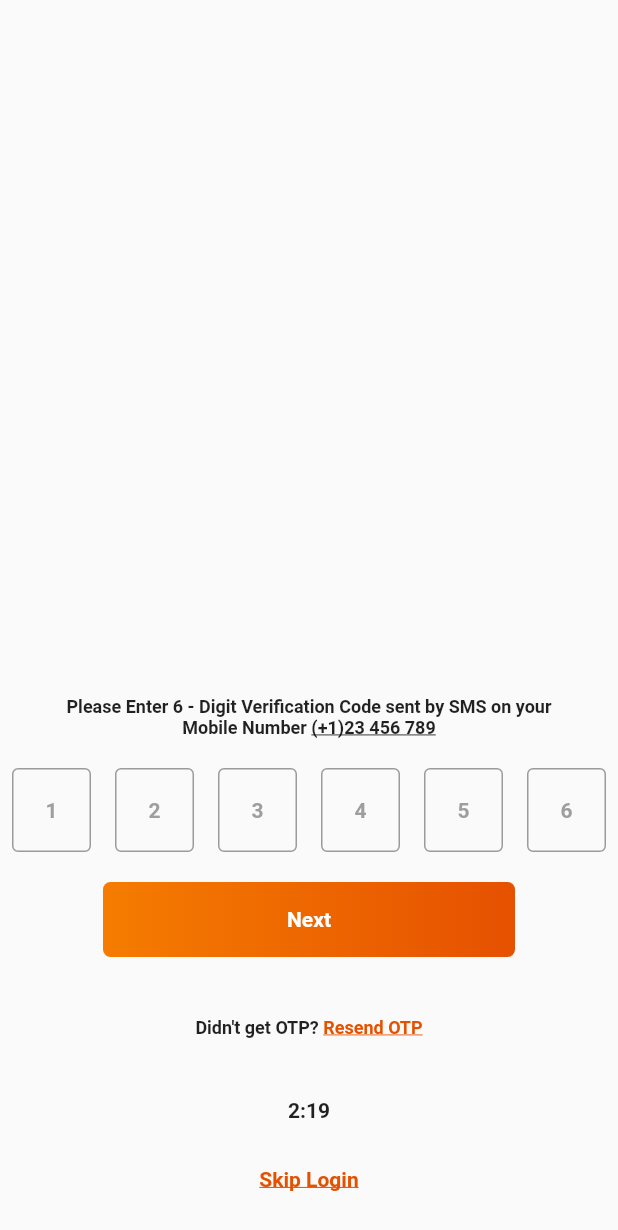
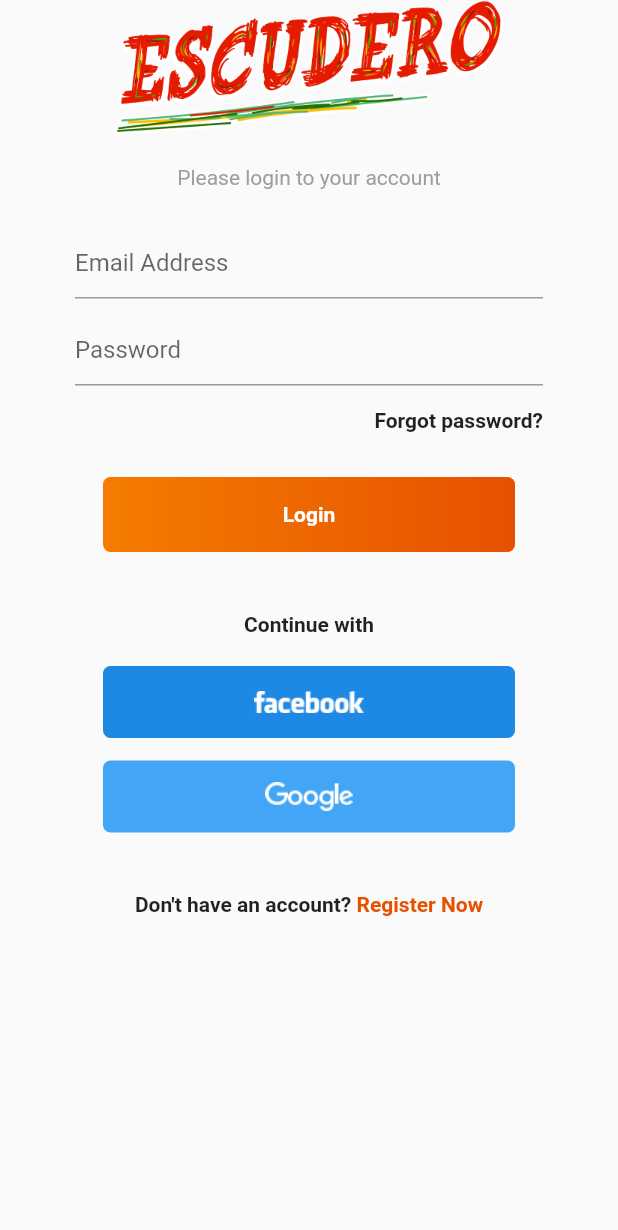
Before and after one commit to akbaig/escudero, a Flutter app: the screen it shows after launch, on a phone screen of 412 x 824 dp. Shown: the top 1230 px of the screen. Run offline on Flutter 3.47's test engine with Material 2 defaults, Android fonts, the phone set to English and light mode, and no system bars.

Commit message:
added login screen

```diff
--- a/lib/main.dart
+++ b/lib/main.dart
@@ -3,6 +3,7 @@ import 'screens/intro1.dart';
 import 'screens/intro2.dart';
 import 'screens/register.dart';
 import 'screens/otp_code.dart';
+import 'screens/login.dart';
 
 void main() {
   runApp(MyApp());
@@ -14,7 +15,7 @@ class MyApp extends StatelessWidget {
   Widget build(BuildContext context) {
     return MaterialApp(
       title: 'Flutter Demo',
-      home: OTP(),
+      home: Login(),
       debugShowCheckedModeBanner: false,
     );
   }
--- /dev/null
+++ b/lib/screens/login.dart
@@ -0,0 +1,176 @@
+import 'package:flutter/gestures.dart';
+import 'package:flutter/material.dart';
+
+
+class Login extends StatefulWidget {
+
+  @override
+  _LoginState createState() => _LoginState();
+}
+
+class _LoginState extends State<Login> {
+  @override
+  Widget build(BuildContext context) {
+    return Scaffold(
+      body: SingleChildScrollView(
+        child: Column(
+          mainAxisAlignment: MainAxisAlignment.center,
+          children: [
+            Image.asset(
+              "assets/logo.png",
+              scale: 2,
+            ),
+            Padding(
+              padding: EdgeInsets.symmetric(vertical: 20.0),
+              child: Text(
+                'Please login to your account',
+                style: TextStyle(
+                  color: Colors.grey,
+
+                ),
+              ),
+            ),
+            Form(
+              child: Padding(
+                padding: const EdgeInsets.symmetric(horizontal: 50.0),
+                child: Column(
+                  children: [
+                    Padding(
+                      padding: EdgeInsets.symmetric(vertical: 5.0),
+                      child: TextFormField(
+                        decoration: InputDecoration(
+                          hintText: "Email Address"
+                        ),
+                      ),
+                    ),
+                    Padding(
+                      padding: EdgeInsets.symmetric(vertical: 5.0),
+                      child: TextFormField(
+                        obscureText: true,
+                        decoration: InputDecoration(
+                          hintText: "Password"
+                        ),
+                      ),
+                    ),
+                    Padding(
+                      padding: const EdgeInsets.symmetric(vertical: 10.0),
+                      child: Align(
+                        alignment: Alignment.centerRight,
+                        child: GestureDetector(
+                          onTap: () { },
+                          child: Text("Forgot password?",
+                            style: TextStyle(
+                              fontWeight: FontWeight.bold,
+                            ),
+                          ),
+                        )
+                      ),
+                    ),
+                    Padding(
+                      padding: EdgeInsets.symmetric(vertical: 20.0),
+                      child: GestureDetector(
+                        onTap: () {},
+                        child: Container(
+                          alignment: Alignment.center,
+                          width: MediaQuery.of(context).size.width/1.5,
+                          height: 50,
+                          decoration: BoxDecoration(
+                            borderRadius: BorderRadius.circular(5),
+                            gradient: LinearGradient(
+                              begin: Alignment.centerLeft,
+                              end: Alignment.centerRight,
+                              colors: [
+                                Colors.orange.shade700,
+                                Colors.orange.shade900,
+                              ],
+                            ),
+                          ),
+                          child: Padding(
+                            padding: const EdgeInsets.all(8.0),
+                            child: Text("Login",
+                              textAlign: TextAlign.center,
+                              style: TextStyle(
+                                color: Colors.white,
+                                fontWeight: FontWeight.bold,
+                              ),
+                            ),
+                          ),
+                        ),
+                      ),
+                    ),
+                  ],
+                ),
+              ),
+            ),
+            Padding(
+              padding: const EdgeInsets.only(top: 20.0),
+              child: Text("Continue with",
+                style: TextStyle(
+                  fontWeight: FontWeight.bold,
+                ),
+              ),
+            ),
+            Padding(
+              padding: const EdgeInsets.only(top: 20.0),
+              child: Container(
+                width: MediaQuery.of(context).size.width/1.5,
+                alignment: Alignment.center,
+                decoration: BoxDecoration(
+                  color: Colors.blue.shade600,
+                  borderRadius: BorderRadius.circular(5),
+                ),
+                child: TextButton(
+                  child: Image.asset(
+                    "assets/facebook.png",
+                    scale: 1.25,
+                  ),
+                  onPressed: () { },
+                )
+              ),
+            ),
+            Padding(
+              padding: const EdgeInsets.only(top: 15.0),
+              child: Container(
+                width: MediaQuery.of(context).size.width/1.5,
+                alignment: Alignment.center,
+                decoration: BoxDecoration(
+                  color: Colors.blue.shade400,
+                  borderRadius: BorderRadius.circular(5),
+                ),
+                child: TextButton(
+                  child: Image.asset(
+                    "assets/google.png",
+                    scale: 1.25,
+                  ),
+                  onPressed: () { },
+                )
+              ),
+            ),
+            Padding(
+              padding: EdgeInsets.fromLTRB(0.0, 40.0, 0.0, 0.0),
+              child: Text.rich(
+                TextSpan(
+                  text: "Don't have an account? ",
+                  style: TextStyle(
+                    fontSize: 14.0,
+                    fontWeight: FontWeight.bold,
+                  ),
+                  children: <TextSpan>[
+                    TextSpan(
+                      recognizer: TapGestureRecognizer()..onTap = () {},
+                      text: 'Register Now',
+                      style: TextStyle(
+                        color: Colors.orange.shade900,
+                      )
+                    ),
+                  ],
+                ),
+                textAlign: TextAlign.center,
+              )
+            ),
+          ],
+        ),
+      )
+    );
+  }
+}
--- a/pubspec.yaml
+++ b/pubspec.yaml
@@ -51,6 +51,7 @@ flutter:
   assets:
     - assets/facebook.png
     - assets/google.png
+    - assets/logo.png
 
   # An image asset can refer to one or more resolution-specific "variants", see
   # https://flutter.dev/assets-and-images/#resolution-aware.
```
Also changed, not shown: assets/logo.png (added).
